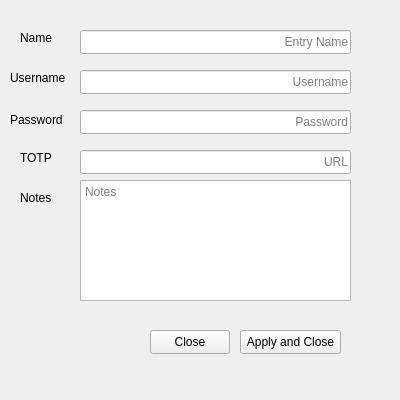
First picture: the form in entryviewer.ui, repository Starflight-code/PassPro, before the edit.
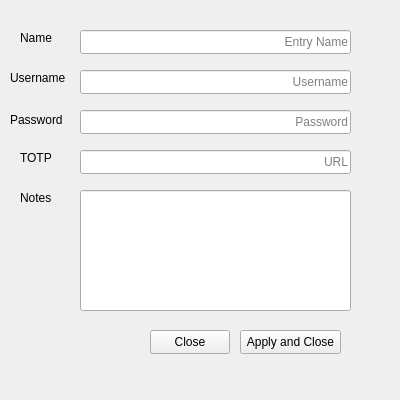
Second picture: the form after the edit.

Commit message: Implemented a partial version of the UI #11

Diff of the .ui file:
```diff
--- a/entryviewer.ui
+++ b/entryviewer.ui
@@ -176,28 +176,6 @@
     <string>TOTP</string>
    </property>
   </widget>
-  <widget class="QTextEdit" name="textEdit">
-   <property name="geometry">
-    <rect>
-     <x>80</x>
-     <y>180</y>
-     <width>271</width>
-     <height>121</height>
-    </rect>
-   </property>
-   <property name="layoutDirection">
-    <enum>Qt::LeftToRight</enum>
-   </property>
-   <property name="documentTitle">
-    <string/>
-   </property>
-   <property name="acceptRichText">
-    <bool>false</bool>
-   </property>
-   <property name="placeholderText">
-    <string>Notes</string>
-   </property>
-  </widget>
   <widget class="QLabel" name="label_5">
    <property name="geometry">
     <rect>
@@ -211,6 +189,16 @@
     <string>Notes</string>
    </property>
   </widget>
+  <widget class="QLineEdit" name="Notes">
+   <property name="geometry">
+    <rect>
+     <x>80</x>
+     <y>190</y>
+     <width>271</width>
+     <height>121</height>
+    </rect>
+   </property>
+  </widget>
  </widget>
  <resources/>
  <connections/>
```
Left out of the diff: 10 changed lines with no effect on the pictures. The commit also changes 2 other files.
